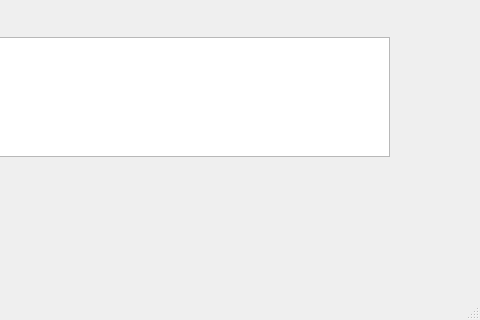
First picture: the form in mainwindow.ui, repository smwoolridge/TicTacToe, before the edit; both pictures show x 120 to 600 and y 580 to 900 of the 600 by 900 pixel window.
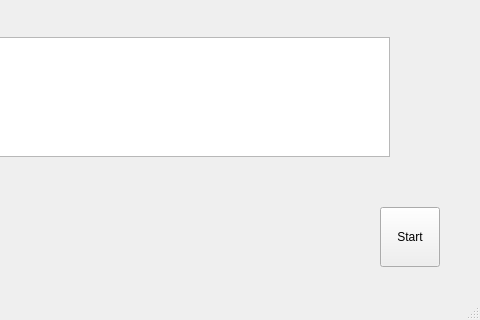
Second picture: the form after the edit. The open tabs and pages were chosen to show the change.

Commit message: remove ai from button for now. let make the two player functional first

The edit to the form file:
```diff
--- a/mainwindow.ui
+++ b/mainwindow.ui
@@ -130,6 +130,19 @@
        <string>Back</string>
       </property>
      </widget>
+     <widget class="QPushButton" name="startButton">
+      <property name="geometry">
+       <rect>
+        <x>500</x>
+        <y>770</y>
+        <width>60</width>
+        <height>60</height>
+       </rect>
+      </property>
+      <property name="text">
+       <string>Start</string>
+      </property>
+     </widget>
     </widget>
     <widget class="QWidget" name="page_4">
      <widget class="QLabel" name="label">
```
Left out of the diff: 4 changed lines with no effect on the pictures. The commit also changes 2 other files.
